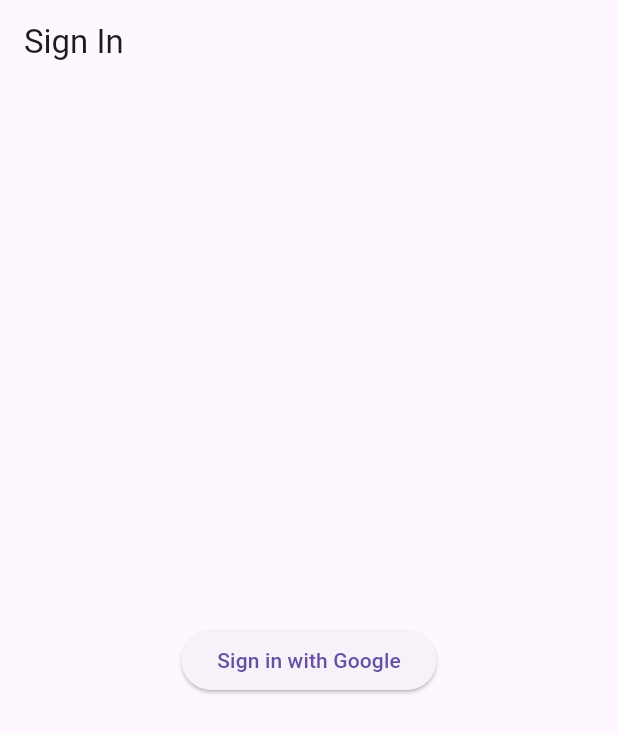
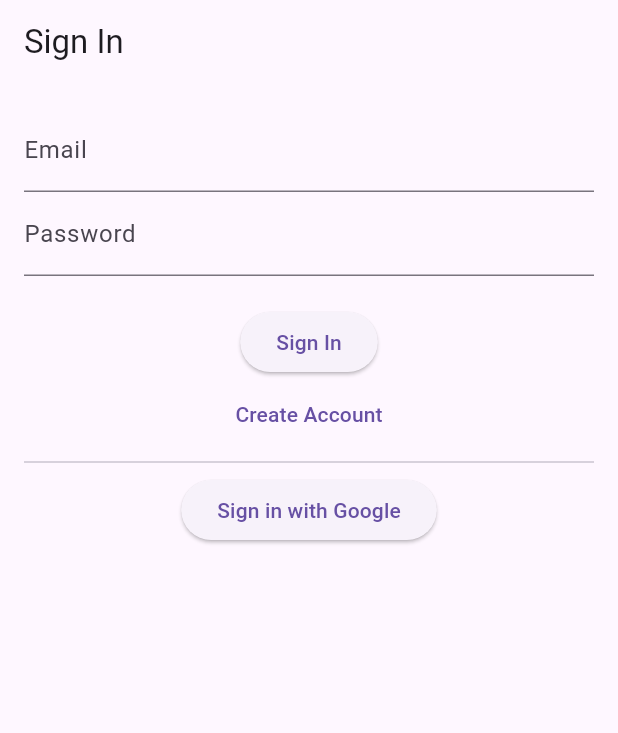
Before and after one commit to AsaelQuintanilla/first-login, a Flutter app: the screen it shows after launch, on a phone screen of 412 x 824 dp. Shown: the top 733 px of the screen. Run offline on Flutter 3.47's test engine with Material 3 defaults, Android fonts, the phone set to English and light mode, and no system bars; our stand-ins replace cloud_firestore, firebase_auth, firebase_core; accounts and stored records are empty.

```diff
--- a/lib/main.dart
+++ b/lib/main.dart
@@ -1,138 +1,140 @@
+
+//---------------------------------------------------------------
 // import 'package:flutter/material.dart';
 // import 'package:firebase_core/firebase_core.dart';
-// import 'firebase_options.dart';
-
-// // ...
-
+// import 'package:firebase_auth/firebase_auth.dart';
+// // import 'package:cloud_firestore/cloud_firestore.dart';
 
 // void main() async {
 //   WidgetsFlutterBinding.ensureInitialized();
 //   await Firebase.initializeApp(
-//     options: DefaultFirebaseOptions.currentPlatform,
-// );
-//   runApp(const MyApp());
+//     options: const FirebaseOptions(
+//       apiKey: "AIzaSyCneq3GoFkR6yNAhQgAh1--k2tblj-WpT4",
+//       authDomain: "flutter-firebase-6f68a.firebaseapp.com",
+//       projectId: "flutter-firebase-6f68a",
+//       storageBucket: "flutter-firebase-6f68a.appspot.com",
+//       messagingSenderId: "451079137617",
+//       appId: "1:451079137617:web:8e09264febd59b82914b70"
+//     ),
+//   );
+//   runApp(MyApp());
 // }
 
 // class MyApp extends StatelessWidget {
-//   const MyApp({super.key});
-
-//   // This widget is the root of your application.
 //   @override
 //   Widget build(BuildContext context) {
 //     return MaterialApp(
-//       title: 'Flutter Demo',
+//       title: 'Flutter Firebase Todo',
 //       theme: ThemeData(
-//         // This is the theme of your application.
-//         //
-//         // TRY THIS: Try running your application with "flutter run". You'll see
-//         // the application has a purple toolbar. Then, without quitting the app,
-//         // try changing the seedColor in the colorScheme below to Colors.green
-//         // and then invoke "hot reload" (save your changes or press the "hot
-//         // reload" button in a Flutter-supported IDE, or press "r" if you used
-//         // the command line to start the app).
-//         //
-//         // Notice that the counter didn't reset back to zero; the application
-//         // state is not lost during the reload. To reset the state, use hot
-//         // restart instead.
-//         //
-//         // This works for code too, not just values: Most code changes can be
-//         // tested with just a hot reload.
-//         colorScheme: ColorScheme.fromSeed(seedColor: Colors.deepPurple),
-//         useMaterial3: true,
+//         primarySwatch: Colors.blue,
 //       ),
-//       home: const MyHomePage(title: 'Flutter Demo Home Page'),
+//       home: AuthWrapper(),
 //     );
 //   }
 // }
 
-// class MyHomePage extends StatefulWidget {
-//   const MyHomePage({super.key, required this.title});
-
-//   // This widget is the home page of your application. It is stateful, meaning
-//   // that it has a State object (defined below) that contains fields that affect
-//   // how it looks.
-
-//   // This class is the configuration for the state. It holds the values (in this
-//   // case the title) provided by the parent (in this case the App widget) and
-//   // used by the build method of the State. Fields in a Widget subclass are
-//   // always marked "final".
-
-//   final String title;
-
-//   @override
-//   State<MyHomePage> createState() => _MyHomePageState();
-// }
-
-// class _MyHomePageState extends State<MyHomePage> {
-//   int _counter = 0;
-
-//   void _incrementCounter() {
-//     setState(() {
-//       // This call to setState tells the Flutter framework that something has
-//       // changed in this State, which causes it to rerun the build method below
-//       // so that the display can reflect the updated values. If we changed
-//       // _counter without calling setState(), then the build method would not be
-//       // called again, and so nothing would appear to happen.
-//       _counter++;
-//     });
-//   }
-
+// class AuthWrapper extends StatelessWidget {
 //   @override
 //   Widget build(BuildContext context) {
-//     // This method is rerun every time setState is called, for instance as done
-//     // by the _incrementCounter method above.
-//     //
-//     // The Flutter framework has been optimized to make rerunning build methods
-//     // fast, so that you can just rebuild anything that needs updating rather
-//     // than having to individually change instances of widgets.
-//     return Scaffold(
-//       appBar: AppBar(
-//         // TRY THIS: Try changing the color here to a specific color (to
-//         // Colors.amber, perhaps?) and trigger a hot reload to see the AppBar
-//         // change color while the other colors stay the same.
-//         backgroundColor: Theme.of(context).colorScheme.inversePrimary,
-//         // Here we take the value from the MyHomePage object that was created by
-//         // the App.build method, and use it to set our appbar title.
-//         title: Text(widget.title),
-//       ),
-//       body: Center(
-//         // Center is a layout widget. It takes a single child and positions it
-//         // in the middle of the parent.
-//         child: Column(
-//           // Column is also a layout widget. It takes a list of children and
-//           // arranges them vertically. By default, it sizes itself to fit its
-//           // children horizontally, and tries to be as tall as its parent.
-//           //
-//           // Column has various properties to control how it sizes itself and
-//           // how it positions its children. Here we use mainAxisAlignment to
-//           // center the children vertically; the main axis here is the vertical
-//           // axis because Columns are vertical (the cross axis would be
-//           // horizontal).
-//           //
-//           // TRY THIS: Invoke "debug painting" (choose the "Toggle Debug Paint"
-//           // action in the IDE, or press "p" in the console), to see the
-//           // wireframe for each widget.
-//           mainAxisAlignment: MainAxisAlignment.center,
-//           children: <Widget>[
-//             const Text(
-//               'You have pushed the button this many times:',
-//             ),
-//             Text(
-//               '$_counter',
-//               style: Theme.of(context).textTheme.headlineMedium,
-//             ),
-//           ],
-//         ),
-//       ),
-//       floatingActionButton: FloatingActionButton(
-//         onPressed: _incrementCounter,
-//         tooltip: 'Increment',
-//         child: const Icon(Icons.add),
-//       ), // This trailing comma makes auto-formatting nicer for build methods.
+//     return StreamBuilder<User?>(
+//       stream: FirebaseAuth.instance.authStateChanges(),
+//       builder: (context, snapshot) {
+//         if (snapshot.hasData) {
+//           return TodoList();
+//         } else {
+//           return SignInPage();
+//         }
+//       },
 //     );
 //   }
 // }
-//---------------------------------------------------------------
+// class SignInPage extends StatelessWidget {
+//   @override
+//   Widget build(BuildContext context) {
+//     return Scaffold(
+//       appBar: AppBar(title: Text('Sign In')),
+//       body: Center(
+//         child: ElevatedButton(
+//           child: Text('Sign in with Google'),
+//           onPressed: () async {
+//             await FirebaseAuth.instance.signInWithPopup(GoogleAuthProvider());
+//           },
+//         ),
+//       ),
+//     );
+//   }
+// }
+
+// class TodoList extends StatelessWidget {
+//   @override
+//   Widget build(BuildContext context) {
+//     return Scaffold(
+//       appBar: AppBar(
+//         title: Text('Todo List'),
+//         actions: [
+//           IconButton(
+//             icon: Icon(Icons.logout),
+//             onPressed: () => FirebaseAuth.instance.signOut(),
+//           ),
+//         ],
+//       ),
+//       body: StreamBuilder<QuerySnapshot>(
+//         stream: FirebaseFirestore.instance
+//             .collection('todos')
+//             .where('userId', isEqualTo: FirebaseAuth.instance.currentUser!.uid)
+//             .snapshots(),
+//         builder: (context, snapshot) {
+//           if (!snapshot.hasData) return CircularProgressIndicator();
+//           return ListView.builder(
+//             itemCount: snapshot.data!.docs.length,
+//             itemBuilder: (context, index) {
+//               var todo = snapshot.data!.docs[index];
+//               return ListTile(
+//                 title: Text(todo['title']),
+//                 trailing: IconButton(
+//                   icon: Icon(Icons.delete),
+//                   onPressed: () => todo.reference.delete(),
+//                 ),
+//               );
+//             },
+//           );
+//         },
+//       ),
+//       floatingActionButton: FloatingActionButton(
+//         child: Icon(Icons.add),
+//         onPressed: () => _addTodo(context),
+//       ),
+//     );
+//   }
+
+//   void _addTodo(BuildContext context) {
+//     showDialog(
+//       context: context,
+//       builder: (context) {
+//         String newTodo = '';
+//         return AlertDialog(
+//           title: Text('Add Todo'),
+//           content: TextField(
+//             onChanged: (value) => newTodo = value,
+//           ),
+//           actions: [
+//             TextButton(
+//               child: Text('Add'),
+//               onPressed: () {
+//                 FirebaseFirestore.instance.collection('todos').add({
+//                   'title': newTodo,
+//                   'userId': FirebaseAuth.instance.currentUser!.uid,
+//                 });
+//                 Navigator.of(context).pop();
+//               },
+//             ),
+//           ],
+//         );
+//       },
+//     );
+//   }
+// }
+//--------------------------------------------------
 import 'package:flutter/material.dart';
 import 'package:firebase_core/firebase_core.dart';
 import 'package:firebase_auth/firebase_auth.dart';
@@ -158,9 +160,7 @@
   Widget build(BuildContext context) {
     return MaterialApp(
       title: 'Flutter Firebase Todo',
-      theme: ThemeData(
-        primarySwatch: Colors.blue,
-      ),
+      theme: ThemeData(primarySwatch: Colors.blue),
       home: AuthWrapper(),
     );
   }
@@ -181,23 +181,93 @@
     );
   }
 }
-class SignInPage extends StatelessWidget {
+
+class SignInPage extends StatefulWidget {
+  @override
+  _SignInPageState createState() => _SignInPageState();
+}
+
+class _SignInPageState extends State<SignInPage> {
+  final _formKey = GlobalKey<FormState>();
+  String _email = '';
+  String _password = '';
+
+  void _signInWithEmailAndPassword() async {
+    if (_formKey.currentState!.validate()) {
+      try {
+        await FirebaseAuth.instance.signInWithEmailAndPassword(
+          email: _email,
+          password: _password,
+        );
+      } on FirebaseAuthException catch (e) {
+        ScaffoldMessenger.of(context).showSnackBar(
+          SnackBar(content: Text('Failed to sign in: ${e.message}')),
+        );
+      }
+    }
+  }
+
+  void _createAccount() async {
+    if (_formKey.currentState!.validate()) {
+      try {
+        await FirebaseAuth.instance.createUserWithEmailAndPassword(
+          email: _email,
+          password: _password,
+        );
+      } on FirebaseAuthException catch (e) {
+        ScaffoldMessenger.of(context).showSnackBar(
+          SnackBar(content: Text('Failed to create account: ${e.message}')),
+        );
+      }
+    }
+  }
+
   @override
   Widget build(BuildContext context) {
     return Scaffold(
       appBar: AppBar(title: Text('Sign In')),
-      body: Center(
-        child: ElevatedButton(
-          child: Text('Sign in with Google'),
-          onPressed: () async {
-            await FirebaseAuth.instance.signInWithPopup(GoogleAuthProvider());
-          },
+      body: Form(
+        key: _formKey,
+        child: Padding(
+          padding: EdgeInsets.all(16.0),
+          child: Column(
+            children: [
+              TextFormField(
+                decoration: InputDecoration(labelText: 'Email'),
+                validator: (value) => value!.isEmpty ? 'Enter an email' : null,
+                onChanged: (value) => _email = value.trim(),
+              ),
+              TextFormField(
+                decoration: InputDecoration(labelText: 'Password'),
+                obscureText: true,
+                validator: (value) => value!.length < 6 ? 'Enter a password 6+ chars long' : null,
+                onChanged: (value) => _password = value.trim(),
+              ),
+              SizedBox(height: 20),
+              ElevatedButton(
+                child: Text('Sign In'),
+                onPressed: _signInWithEmailAndPassword,
+              ),
+              TextButton(
+                child: Text('Create Account'),
+                onPressed: _createAccount,
+              ),
+              Divider(),
+              ElevatedButton(
+                child: Text('Sign in with Google'),
+                onPressed: () async {
+                  await FirebaseAuth.instance.signInWithPopup(GoogleAuthProvider());
+                },
+              ),
+            ],
+          ),
         ),
       ),
     );
   }
 }
 
+// // TodoList class remains the same as in the previous version
 class TodoList extends StatelessWidget {
   @override
   Widget build(BuildContext context) {
```
